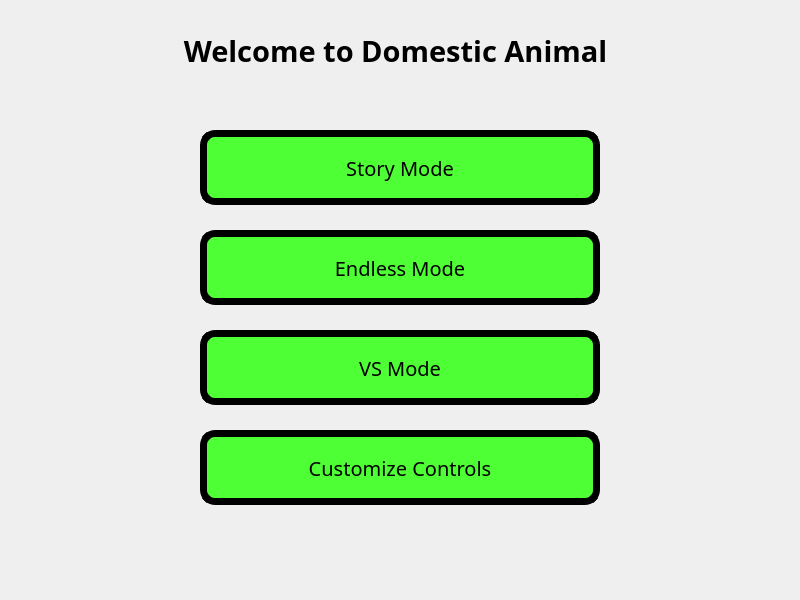
First picture: the form in launcher.ui, repository domestic-animal/Domestic-Animal, before the edit.
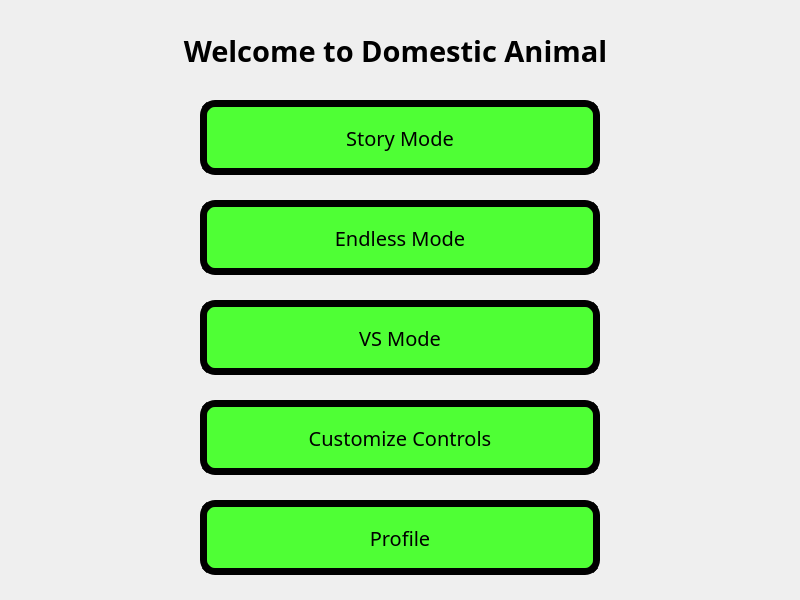
Second picture: the form after the edit.

Patch:
```diff
--- a/launcher.ui
+++ b/launcher.ui
@@ -59,7 +59,7 @@
     <property name="geometry">
      <rect>
       <x>200</x>
-      <y>130</y>
+      <y>100</y>
       <width>400</width>
       <height>75</height>
      </rect>
@@ -78,7 +78,7 @@
     <property name="geometry">
      <rect>
       <x>200</x>
-      <y>230</y>
+      <y>200</y>
       <width>400</width>
       <height>75</height>
      </rect>
@@ -97,7 +97,7 @@
     <property name="geometry">
      <rect>
       <x>200</x>
-      <y>330</y>
+      <y>300</y>
       <width>400</width>
       <height>75</height>
      </rect>
@@ -116,7 +116,7 @@
     <property name="geometry">
      <rect>
       <x>200</x>
-      <y>430</y>
+      <y>400</y>
       <width>400</width>
       <height>75</height>
      </rect>
@@ -131,6 +131,25 @@
      <string>Customize Controls</string>
     </property>
    </widget>
+   <widget class="QPushButton" name="bt_profile">
+    <property name="geometry">
+     <rect>
+      <x>200</x>
+      <y>500</y>
+      <width>400</width>
+      <height>75</height>
+     </rect>
+    </property>
+    <property name="font">
+     <font>
+      <family>Purisa</family>
+      <pointsize>-1</pointsize>
+     </font>
+    </property>
+    <property name="text">
+     <string>Profile</string>
+    </property>
+   </widget>
   </widget>
  </widget>
  <resources/>
```
Left out of the diff: 2 changed lines with no effect on the pictures.
